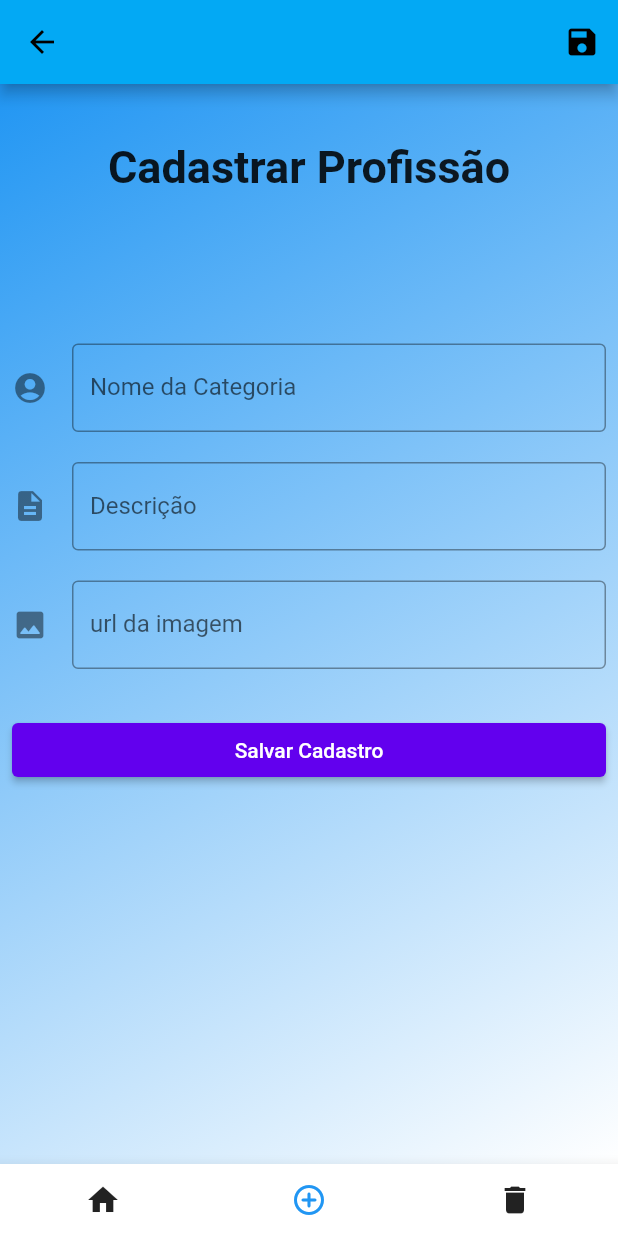
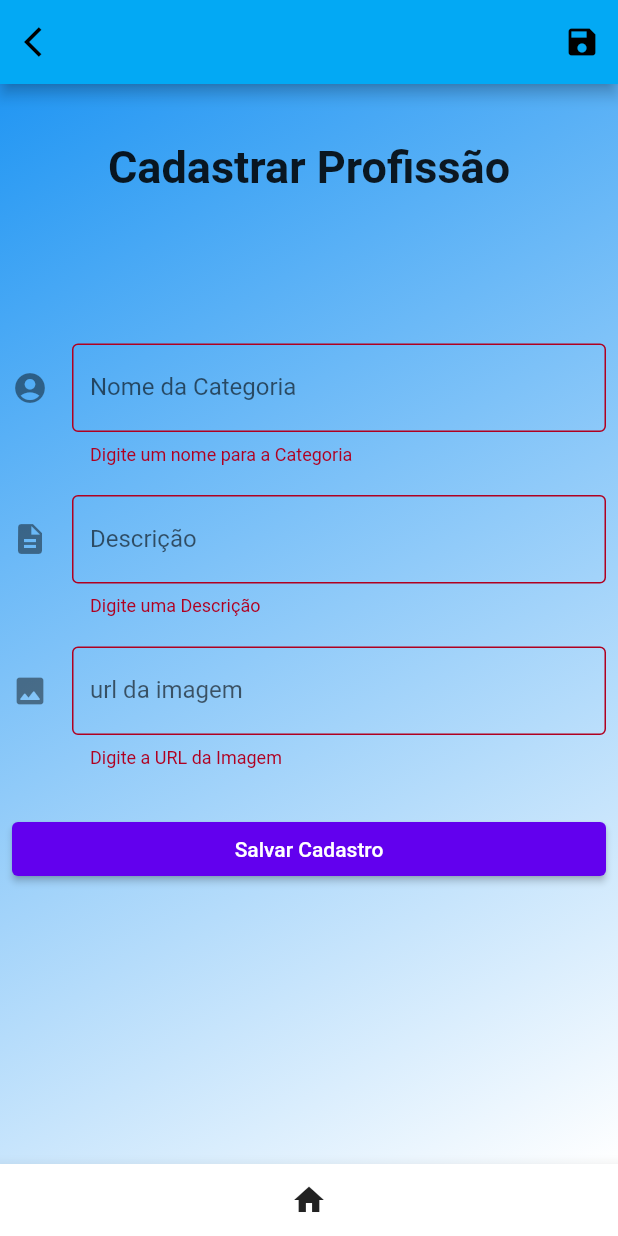
Before and after one commit to NeltonMenata/pinonline, a Flutter app: the screen it shows after launch, item 2 of the bottom bar chosen, after a tap on "Salvar Cadastro", on a phone screen of 412 x 824 dp. Run offline on Flutter 3.47's test engine with Material 2 defaults, Android fonts, the phone set to English and light mode, and no system bars; our stand-ins replace dio, easy_splash_screen, get; network calls fail.

Commit message:
Formulario actualizados

```diff
--- a/lib/app/app_controller.dart/home_controller.dart
+++ b/lib/app/app_controller/home_controller.dart
@@ -1,32 +1,28 @@
 import 'package:get/get.dart';
-// ignore: unused_import
-import 'package:pinonline/app/app_provider/provider_data.dart';
-// ignore: unused_import
+import '/app/app_provider/provider_data.dart';
 import '../app_models/categorias_model.dart';
 
 class HomeController extends GetxController {
 
   static HomeController controller = Get.put(HomeController());
 
-  // Cria uma lista privada de categoria e recebe os dados do Provedor!
-  List<Categoria> _categoria = ProviderData.categoriaAll;
-
-  // Get que pega os Dados da lista de _categoria privada!
-  List<Categoria> get categoriaAll => _categoria;
+  atualizaHome(){
+    categoria = ProviderData.categoriaAll;
+    update();
+  }
+  var categoria = ProviderData.categoriaAll;
 
   // Get que pega o total de itens dentro da _categoria privada!
-  int get totalCategoria => _categoria.length;
+  get totalCategoria => categoria.length;
 
   // Cria uma lista vazia para receber posteriormente os itens procurados!
   List<Categoria> foundCategoria = [];
-
-  // String get _value => " algo ";
 
   // Função para procurar itens na Categoria e retornar todos encontrados na lista de foundCategoria!
   procurar(String value) {
     foundCategoria = [];
     value.toLowerCase();
-    this.categoriaAll.forEach((element) {
+    this.categoria.forEach((element) {
       if (element.nome.toLowerCase().contains(value.toLowerCase())) {
         print(element.nome);
         foundCategoria.add(element);
@@ -36,6 +32,4 @@ class HomeController extends GetxController {
     update();
   }
 
-
-
 }
--- a/lib/app/app_views/app_components/home_components/app_bar_main.dart
+++ b/lib/app/app_views/app_components/home_components/app_bar_main.dart
@@ -1,4 +1,6 @@
 import 'package:flutter/material.dart';
+import 'package:get/get.dart';
+import '/app/app_controller/home_controller.dart';
 
 PreferredSizeWidget appBarMain() {
   return AppBar(
@@ -14,8 +16,15 @@ PreferredSizeWidget appBarMain() {
   );
 }
 
+get _to => HomeController.controller;
+
 PreferredSizeWidget appBarSearch() {
   return AppBar(
+    leading: IconButton(icon: Icon(Icons.arrow_back_ios), onPressed: (){
+            Get.back();
+            _to.atualizaHome();
+
+          },),
     centerTitle: true,
     title: Text(
       "Resultado da Pesquisa",
--- a/lib/app/app_views/app_components/home_components/app_bottom_bar.dart
+++ b/lib/app/app_views/app_components/home_components/app_bottom_bar.dart
@@ -1,5 +1,6 @@
 import 'package:flutter/material.dart';
 import 'package:get/get.dart';
+import '/app/app_controller/home_controller.dart';
 import '/app/app_views/app_routes/routes.dart';
 
 int currentPage = 0;
@@ -22,7 +23,7 @@ BottomAppBar bottomAppBar() {
         IconButton(
           icon: Icon(
             Icons.add_circle_outline_rounded,
-            color: currentPage == 1 ? Colors.blue : Colors.black87,
+            color: Colors.black87,
           ),
           onPressed: () {
             currentPage = 1;
@@ -32,7 +33,7 @@ BottomAppBar bottomAppBar() {
         IconButton(
           icon: Icon(
             Icons.delete,
-            color: currentPage == 2 ? Colors.blue : Colors.black87,
+            color: Colors.black87,
           ),
           onPressed: () {
             currentPage = 2;
@@ -43,3 +44,31 @@ BottomAppBar bottomAppBar() {
     ),
   );
 }
+
+get _to => HomeController.controller;
+
+BottomAppBar bottomAppBarBack() {
+
+
+  return BottomAppBar(
+    child: Row(
+      mainAxisAlignment: MainAxisAlignment.spaceAround,
+      children: [
+        IconButton(
+          icon: Icon(
+            Icons.home,
+            color: Colors.black87,
+          ),
+          onPressed: () {
+            currentPage = 0;
+
+            Get.back();
+            _to.atualizaHome();
+
+          },
+        ),
+
+      ],
+    ),
+  );
+}
--- a/lib/app/app_views/app_components/save_components/save_form.dart
+++ b/lib/app/app_views/app_components/save_components/save_form.dart
@@ -1,9 +1,10 @@
 import 'dart:math';
-
 import 'package:flutter/material.dart';
 import 'package:get/get.dart';
-import 'package:pinonline/app/app_controller.dart/save_controller.dart';
-import 'package:pinonline/app/app_models/categorias_model.dart';
+import '/app/app_controller/save_controller.dart';
+import '/app/app_models/categorias_model.dart';
+
+final formSave = GlobalKey<FormState>();
 
 // ignore: must_be_immutable
 class FormSave extends StatelessWidget {
@@ -28,12 +29,15 @@ class FormSave extends StatelessWidget {
               ),
             ),
             Form(
+              key: formSave,
               child: GetBuilder<SaveController>(
                 init: SaveController(),
                 builder: (_) => Column(
                   crossAxisAlignment: CrossAxisAlignment.stretch,
                   children: [
                     TextFormField(
+                      validator: (v) =>
+                          v == "" ? "Digite um nome para a Categoria" : null,
                       controller: _saveController.nome,
                       keyboardType: TextInputType.name,
                       decoration: InputDecoration(
@@ -45,6 +49,7 @@ class FormSave extends StatelessWidget {
                       height: 20,
                     ),
                     TextFormField(
+                      validator: (v) => v == "" ? "Digite uma Descrição" : null,
                       controller: _saveController.desc,
                       keyboardType: TextInputType.name,
                       decoration: InputDecoration(
@@ -56,6 +61,8 @@ class FormSave extends StatelessWidget {
                       height: 20,
                     ),
                     TextFormField(
+                      validator: (v) =>
+                          v == "" ? "Digite a URL da Imagem" : null,
                       controller: _saveController.url,
                       decoration: InputDecoration(
                           labelText: 'url da imagem',
@@ -70,12 +77,14 @@ class FormSave extends StatelessWidget {
                     ),
                     ElevatedButton(
                         onPressed: () {
+                          if (formSave.currentState!.validate()) {
                             _saveController.saveCategorie(Categoria(
                                 nome: _saveController.nome.text,
                                 desc: _saveController.nome.text,
                                 url: _saveController.url.text,
                                 selected: false,
                                 id: Random().nextInt(1 << 32)));
+                          }
                         },
                         child: Text("Salvar Cadastro"))
                   ],
--- a/lib/app/app_views/home_view.dart
+++ b/lib/app/app_views/home_view.dart
@@ -1,25 +1,21 @@
 import 'package:flutter/material.dart';
 import 'package:get/get.dart';
-import 'package:pinonline/app/app_controller.dart/delete_controller.dart';
+import '../app_controller/delete_controller.dart';
+import '../app_models/categorias_model.dart';
 import '../app_views/app_routes/routes.dart';
-// ignore: unused_import
-import '../app_controller.dart/home_controller.dart';
+import '../app_controller/home_controller.dart';
 import 'app_components/home_components/app_bar_main.dart';
 import 'app_components/home_components/app_bottom_bar.dart';
 import 'app_components/home_components/drawer_component.dart';
 
 // ignore: must_be_immutable
 class HomeView extends StatelessWidget {
-  List get _mainCategoria => HomeController.controller.categoriaAll;
+
   HomeController get _mainController => HomeController.controller;
-
+  List<Categoria> get _mainCategoria => HomeController.controller.categoria;
   final _form = GlobalKey<FormState>();
 
   var _foundItem = TextEditingController();
-
-  var nomes = ["Nelton", "Capaxe", "Menata"];
-
-  var diagonal = Radius.circular(15);
 
   @override
   Widget build(BuildContext context) {
@@ -30,7 +26,8 @@ class HomeView extends StatelessWidget {
     return Scaffold(
         appBar: appBarMain(),
         drawer: DrawerAccount(),
-      body: Padding(
+        body: Center(
+          child: Padding(
             padding: const EdgeInsets.only(top: 8.0, left: 4.0, right: 4.0),
             child: Column(
               children: <Widget>[
@@ -39,7 +36,8 @@ class HomeView extends StatelessWidget {
                   initState: (_) {},
                   builder: (_) {
                     return Padding(
-                  padding: EdgeInsets.symmetric(horizontal: 8.0, vertical: 8.0),
+                      padding:
+                          EdgeInsets.symmetric(horizontal: 8.0, vertical: 8.0),
                       child: Form(
                         key: _form,
                         child: TextFormField(
@@ -51,13 +49,13 @@ class HomeView extends StatelessWidget {
                             suffixIcon: IconButton(
                               icon: Icon(Icons.search),
                               onPressed: () {
+
                                 var _validate = _form.currentState!.validate();
                                 if (_validate) {
                                   _mainController.procurar(_foundItem.text);
                                   Get.snackbar(
                                       "Busca", "Aguarde o resultado da busca",
                                       showProgressIndicator: true);
-
                                   Future.delayed(Duration(seconds: 3),
                                       () => Get.toNamed(Routes.SEARCH));
                                 }
@@ -69,8 +67,9 @@ class HomeView extends StatelessWidget {
                     );
                   },
                 ),
-            Flexible(
-              flex: 8,
+                GetBuilder<HomeController>(
+                  init: HomeController(),
+                  builder:(_) => Expanded(
                     child: ListView.separated(
                       separatorBuilder: (context, index) => Divider(),
                       itemCount: _mainController.totalCategoria,
@@ -83,7 +82,8 @@ class HomeView extends StatelessWidget {
                               height: 100,
                               width: 200,
                               child: Column(
-                            mainAxisAlignment: MainAxisAlignment.spaceBetween,
+                                  mainAxisAlignment:
+                                      MainAxisAlignment.spaceBetween,
                                   children: [
                                     Expanded(
                                       child: Container(
@@ -95,7 +95,9 @@ class HomeView extends StatelessWidget {
                                         child: ClipRRect(
                                           borderRadius: BorderRadius.circular(15),
                                           child: Image.asset(
-                                      "assets/img/imagem.jpg", //_mainCategoria.elementAt(index).url,
+                                            "assets/img/imagem.jpg",
+                                            //pega as imagens através da url
+                                            //_mainCategoria.elementAt(index).url,
                                             fit: BoxFit.cover,
                                           ),
                                         ),
@@ -122,10 +124,11 @@ class HomeView extends StatelessWidget {
                       ),
                     ),
                   ),
+                ),
               ],
             ),
           ),
-      bottomNavigationBar: bottomAppBar()
-    );
+        ),
+        bottomNavigationBar: bottomAppBar());
   }
 }
--- a/lib/app/app_views/save_categories_view.dart
+++ b/lib/app/app_views/save_categories_view.dart
@@ -1,27 +1,46 @@
 import 'dart:math';
-
 import 'package:flutter/material.dart';
-import 'package:pinonline/app/app_controller.dart/save_controller.dart';
-import 'package:pinonline/app/app_models/categorias_model.dart';
+import 'package:get/get.dart';
+import 'package:pinonline/app/app_controller/home_controller.dart';
+import '/app/app_controller/save_controller.dart';
+import '/app/app_models/categorias_model.dart';
 import 'app_components/home_components/app_bottom_bar.dart';
 import 'app_components/save_components/save_form.dart';
 
 class SaveCategorieView extends StatelessWidget {
   SaveController get _upsaveController => SaveController.controller;
+  HomeController get _to => HomeController.controller;
   @override
   Widget build(BuildContext context) {
     return Scaffold(
         appBar: AppBar(
-        actions: [IconButton(icon: Icon(Icons.save), onPressed: () {
-          _upsaveController.saveCategorie(Categoria(
+          leading: IconButton(
+            icon: Icon(Icons.arrow_back_ios),
+            onPressed: () {
+              Get.back();
+              _to.atualizaHome();
+            },
+          ),
+          actions: [
+            IconButton(
+                icon: Icon(Icons.save),
+                onPressed: () {
+                  if (formSave.currentState!.validate()) {
+                    _upsaveController.saveCategorie(
+                      Categoria(
                         nome: _upsaveController.nome.text,
                         desc: _upsaveController.nome.text,
                         url: _upsaveController.url.text,
                         selected: false,
-                              id: Random().nextInt(1 << 32)));
-        })],
+                        id: Random().nextInt(1 << 32),
                       ),
-      body: Container(
+                    );
+                  }
+                })
+          ],
+        ),
+        body: Center(
+          child: Container(
               width: double.infinity,
               height: double.infinity,
               decoration: BoxDecoration(
@@ -30,7 +49,7 @@ class SaveCategorieView extends StatelessWidget {
                       end: Alignment.bottomRight,
                       colors: [Colors.blue, Colors.white])),
               child: FormSave()),
-      bottomNavigationBar: bottomAppBar()
-    );
+        ),
+        bottomNavigationBar: bottomAppBarBack());
   }
 }
```
Also changed, not shown: lib/app/app_views/delete_categorie_view.dart (+18 -4 lines), lib/app/app_views/search_view.dart (+5 -3 lines), lib/app/app_controller/delete_controller.dart (renamed from lib/app/app_controller.dart/delete_controller.dart), lib/app/app_controller/save_controller.dart (renamed from lib/app/app_controller.dart/save_controller.dart). Lines whose indentation alone changed are shown as unchanged.
